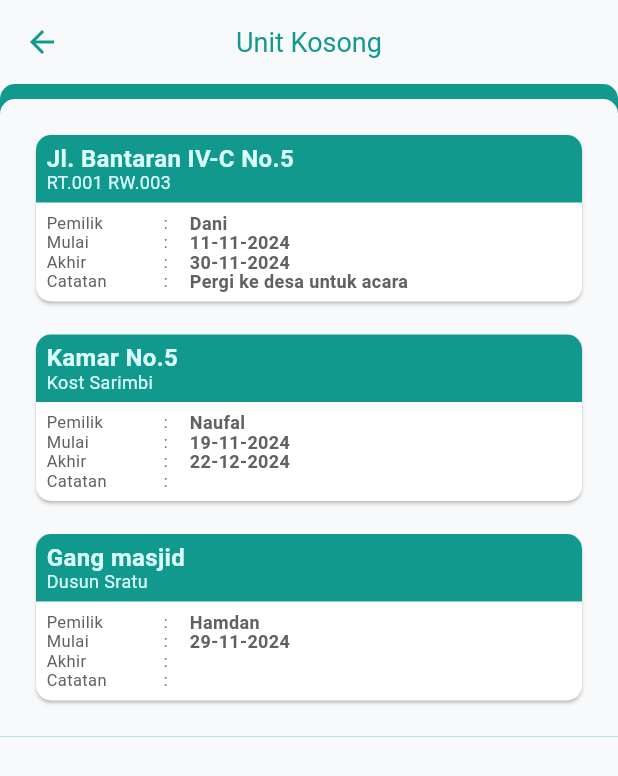
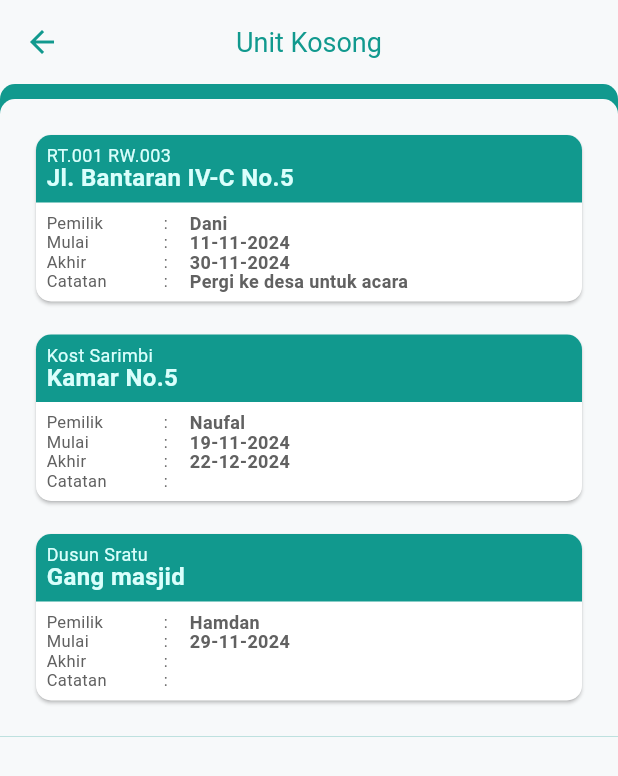
Before and after one commit to mnaufalhamdani/parawarga_apps, a Flutter app: the UnitEmptyPage screen opened by its route, on a phone screen of 412 x 824 dp. Shown: the top 776 px of the screen. Run offline on Flutter 3.47's test engine with Material 3 defaults, Android fonts, the phone set to English and light mode, and no system bars; our stand-ins replace badges, cached_network_image, connectivity_plus, device_info_plus, equatable, floor and 9 more; missing offline and left inert: colorful_progress_indicators; accounts and stored records are empty; generated files the repository leaves out were written again; network calls fail; Roboto replaces fonts that are missing (bariol).

Commit message:
styling color text

```diff
--- a/lib/modules/arisan/detail/arisan_detail_page.dart
+++ b/lib/modules/arisan/detail/arisan_detail_page.dart
@@ -114,10 +114,10 @@ class ArisanDetailPage extends GetView<ArisanDetailController> {
         badges.Badge(
         showBadge: data.currentPeriode == data.totalPeriode,
             position: badges.BadgePosition.topEnd(top: -5, end: -5),
-            badgeContent: Icon(Icons.check, color: Colors.white, size: baseRadius / 1.5),
+            badgeContent: Icon(Icons.check, color: colorPrimary, size: baseRadius / 1.5),
             badgeStyle: badges.BadgeStyle(
               shape: badges.BadgeShape.instagram,
-              badgeColor: colorDark,
+              badgeColor: colorSecondary,
             ),
             child:
               Card(
--- a/lib/modules/unit_empty/item/unit_empty_tile.dart
+++ b/lib/modules/unit_empty/item/unit_empty_tile.dart
@@ -50,15 +50,15 @@ class UnitEmptyTileState extends State<UnitEmptyTile> {
               child: Column(
                   crossAxisAlignment: CrossAxisAlignment.start,
                   children: [
+                    Text(
+                      widget.model["area"],
+                      style: TextStyle(color: colorLight, fontSize: 12),
+                    ),
                     Text(widget.model["unit"],
                         style: TextStyle(
                             color: colorLight,
                             fontWeight: FontWeight.bold,
                             fontSize: 16)),
-                    Text(
-                      widget.model["area"],
-                      style: TextStyle(color: colorLight, fontSize: 12),
-                    ),
                   ]),
             ),
           ),
@@ -73,7 +73,7 @@ class UnitEmptyTileState extends State<UnitEmptyTile> {
                         child: Text(
                           labelOwner,
                           style: TextStyle(
-                              color: colorTextSecondary, fontSize: 11),
+                              color: colorTextMessage, fontSize: 11),
                         ),
                       ),
                       Expanded(
@@ -82,7 +82,7 @@ class UnitEmptyTileState extends State<UnitEmptyTile> {
                           ":",
                           textAlign: TextAlign.center,
                           style: TextStyle(
-                              color: colorTextSecondary, fontSize: 11),
+                              color: colorTextMessage, fontSize: 11),
                         ),
                       ),
                       Expanded(
@@ -92,7 +92,7 @@ class UnitEmptyTileState extends State<UnitEmptyTile> {
                           child: Text(
                             widget.model["user"],
                             style: TextStyle(
-                                color: colorTextSecondary,
+                                color: colorTextMessage,
                                 fontSize: 12,
                                 fontWeight: FontWeight.bold),
                           ),
@@ -105,7 +105,7 @@ class UnitEmptyTileState extends State<UnitEmptyTile> {
                         child: Text(
                           labelStart,
                           style: TextStyle(
-                              color: colorTextSecondary, fontSize: 11),
+                              color: colorTextMessage, fontSize: 11),
                         ),
                       ),
                       Expanded(
@@ -114,7 +114,7 @@ class UnitEmptyTileState extends State<UnitEmptyTile> {
                           ":",
                           textAlign: TextAlign.center,
                           style: TextStyle(
-                              color: colorTextSecondary, fontSize: 11),
+                              color: colorTextMessage, fontSize: 11),
                         ),
                       ),
                       Expanded(
@@ -124,7 +124,7 @@ class UnitEmptyTileState extends State<UnitEmptyTile> {
                           child: Text(
                             widget.model["startDate"],
                             style: TextStyle(
-                                color: colorTextSecondary,
+                                color: colorTextMessage,
                                 fontSize: 12,
                                 fontWeight: FontWeight.bold),
                           ),
@@ -137,7 +137,7 @@ class UnitEmptyTileState extends State<UnitEmptyTile> {
                         child: Text(
                           labelEnd,
                           style: TextStyle(
-                              color: colorTextSecondary, fontSize: 11),
+                              color: colorTextMessage, fontSize: 11),
                         ),
                       ),
                       Expanded(
@@ -146,7 +146,7 @@ class UnitEmptyTileState extends State<UnitEmptyTile> {
                           ":",
                           textAlign: TextAlign.center,
                           style: TextStyle(
-                              color: colorTextSecondary, fontSize: 11),
+                              color: colorTextMessage, fontSize: 11),
                         ),
                       ),
                       Expanded(
@@ -156,7 +156,7 @@ class UnitEmptyTileState extends State<UnitEmptyTile> {
                           child: Text(
                             widget.model["endDate"],
                             style: TextStyle(
-                                color: colorTextSecondary,
+                                color: colorTextMessage,
                                 fontSize: 12,
                                 fontWeight: FontWeight.bold),
                           ),
@@ -169,7 +169,7 @@ class UnitEmptyTileState extends State<UnitEmptyTile> {
                         child: Text(
                           labelNote,
                           style: TextStyle(
-                              color: colorTextSecondary, fontSize: 11),
+                              color: colorTextMessage, fontSize: 11),
                         ),
                       ),
                       Expanded(
@@ -178,7 +178,7 @@ class UnitEmptyTileState extends State<UnitEmptyTile> {
                           ":",
                           textAlign: TextAlign.center,
                           style: TextStyle(
-                              color: colorTextSecondary, fontSize: 11),
+                              color: colorTextMessage, fontSize: 11),
                         ),
                       ),
                       Expanded(
@@ -186,7 +186,7 @@ class UnitEmptyTileState extends State<UnitEmptyTile> {
                         child: Text(
                           widget.model["note"],
                           style: TextStyle(
-                              color: colorTextSecondary,
+                              color: colorTextMessage,
                               fontSize: 12,
                               fontWeight: FontWeight.bold),
                         ),
--- a/lib/modules/voting/item/voters_detail_tile.dart
+++ b/lib/modules/voting/item/voters_detail_tile.dart
@@ -35,7 +35,7 @@ class VotersDetailTileState extends State<VotersDetailTile> {
               child: Text(widget.model.createdName.toString(),
                   textAlign: TextAlign.start,
                   style: TextStyle(
-                      color: colorTextSecondary,
+                      color: colorTextMessage,
                       fontWeight: FontWeight.bold,
                       fontSize: 16)),
             ),
@@ -45,7 +45,7 @@ class VotersDetailTileState extends State<VotersDetailTile> {
                 widget.model.answer ?? "-",
                 style: TextStyle(
                     fontStyle: FontStyle.italic,
-                    color: colorTextSecondary,
+                    color: colorTextMessage,
                     fontSize: 12),
               ),
             ),
--- a/lib/modules/voting/item/voting_detail_tile.dart
+++ b/lib/modules/voting/item/voting_detail_tile.dart
@@ -44,7 +44,7 @@ class VotingDetailTileState extends State<VotingDetailTile> {
                   children: [
                     Text(widget.model.answer.toString(),
                         style: TextStyle(
-                            fontSize: 14, color: colorTextSecondary)),
+                            fontSize: 14, color: colorTextMessage, fontWeight: FontWeight.bold)),
                     SizedBox(height: baseRadiusForm),
                     Row(
                       children: [
@@ -59,7 +59,7 @@ class VotingDetailTileState extends State<VotingDetailTile> {
                           flex: (100 - int.parse(widget.model.votePercent.toString())).toInt(),
                           child: Container(
                             height: 2,
-                            color: Colors.grey.shade200,
+                            color: colorTextlabel,
                           ),
                         ),
                         Expanded(
@@ -67,7 +67,7 @@ class VotingDetailTileState extends State<VotingDetailTile> {
                           child: Text(
                               "${widget.model.votePercent}%",
                               style: TextStyle(
-                                  fontSize: 14, color: colorTextSecondary),
+                                  fontSize: 14, color: colorTextMessage),
                               textAlign: TextAlign.right),
                         ),
                       ],
```
Also changed, not shown: lib/modules/arisan/item/arisan_detail_tile.dart (+4 -4 lines), lib/modules/arisan/item/arisan_tile.dart (+14 -14 lines), lib/modules/my_area/my_area_page.dart (+4 -4 lines), lib/modules/tagihan/item/tagihan_detail_tile.dart (+4 -6 lines), lib/modules/tagihan/item/tagihan_tile.dart (+9 -9 lines), lib/modules/voting/item/voting_tile.dart (+7 -7 lines).
